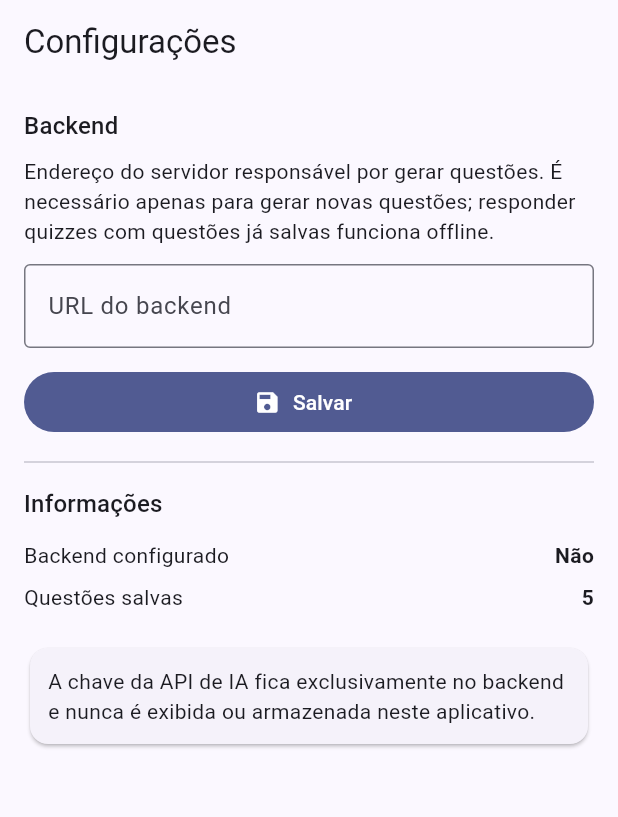
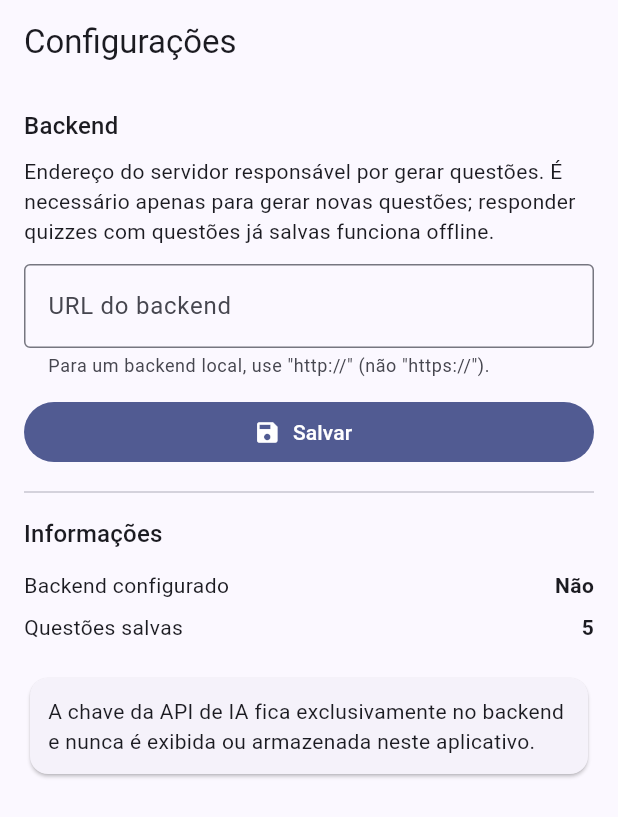
Before and after one commit to HoudiniGM/QUIZtion2, a Flutter app: the SettingsScreen screen opened by its route, on a phone screen of 412 x 824 dp. Shown: the top 817 px of the screen. Run offline on Flutter 3.47's test engine with Material 3 defaults, Android fonts, the phone set to English and light mode, and no system bars; our stand-ins replace drift, drift_flutter, go_router, shared_preferences; accounts and stored records are empty; generated files the repository leaves out were written again.

Commit message:
docs(app): guide users to use http (not https) for local backend
Root cause of a reported connection failure was using https:// against
the plain-HTTP local backend. Add a hint in the connection error message
and in the Settings field, and a note in the backend README.

```diff
--- a/app/lib/data/generation_api.dart
+++ b/app/lib/data/generation_api.dart
@@ -95,7 +95,8 @@ class GenerationApi {
     } catch (_) {
       throw const GenerationException(
         'Não foi possível conectar ao servidor. Verifique sua conexão e o '
-        'endereço do backend nas Configurações.',
+        'endereço do backend nas Configurações. Dica: para um backend local, '
+        'use "http://" (e não "https://").',
       );
     }
 
--- a/app/lib/ui/screens/settings_screen.dart
+++ b/app/lib/ui/screens/settings_screen.dart
@@ -54,6 +54,8 @@ class _SettingsScreenState extends State<SettingsScreen> {
             decoration: const InputDecoration(
               labelText: 'URL do backend',
               hintText: 'http://192.168.0.10:3000',
+              helperText:
+                  'Para um backend local, use "http://" (não "https://").',
               border: OutlineInputBorder(),
             ),
           ),
```
Also changed, not shown: 1 other file.
